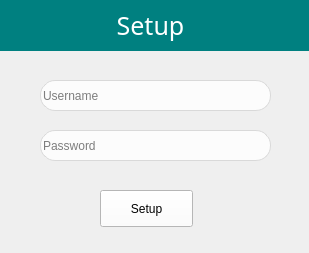
This is UI/setup.ui in SamoraMachel/Password-Wallet as Qt 5 draws it before an edit. The edited form follows.
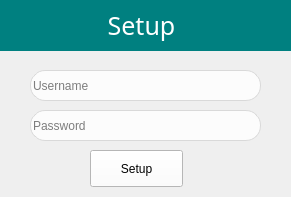
This is the edited form.

```diff
--- a/UI/setup.ui
+++ b/UI/setup.ui
@@ -6,10 +6,16 @@
    <rect>
     <x>0</x>
     <y>0</y>
-    <width>309</width>
-    <height>253</height>
+    <width>291</width>
+    <height>197</height>
    </rect>
   </property>
+  <property name="maximumSize">
+   <size>
+    <width>291</width>
+    <height>203</height>
+   </size>
+  </property>
   <property name="windowTitle">
    <string>Setup</string>
   </property>
@@ -21,7 +27,7 @@
     <rect>
      <x>-10</x>
      <y>0</y>
-     <width>321</width>
+     <width>303</width>
      <height>51</height>
     </rect>
    </property>
@@ -58,8 +64,8 @@
   <widget class="QLineEdit" name="Username">
    <property name="geometry">
     <rect>
-     <x>40</x>
-     <y>80</y>
+     <x>30</x>
+     <y>70</y>
      <width>231</width>
      <height>31</height>
     </rect>
@@ -90,8 +96,8 @@
   <widget class="QLineEdit" name="Password">
    <property name="geometry">
     <rect>
-     <x>40</x>
-     <y>130</y>
+     <x>30</x>
+     <y>110</y>
      <width>231</width>
      <height>31</height>
     </rect>
@@ -125,8 +131,8 @@
   <widget class="QToolButton" name="Setup">
    <property name="geometry">
     <rect>
-     <x>100</x>
-     <y>190</y>
+     <x>90</x>
+     <y>150</y>
      <width>93</width>
      <height>37</height>
     </rect>
```
